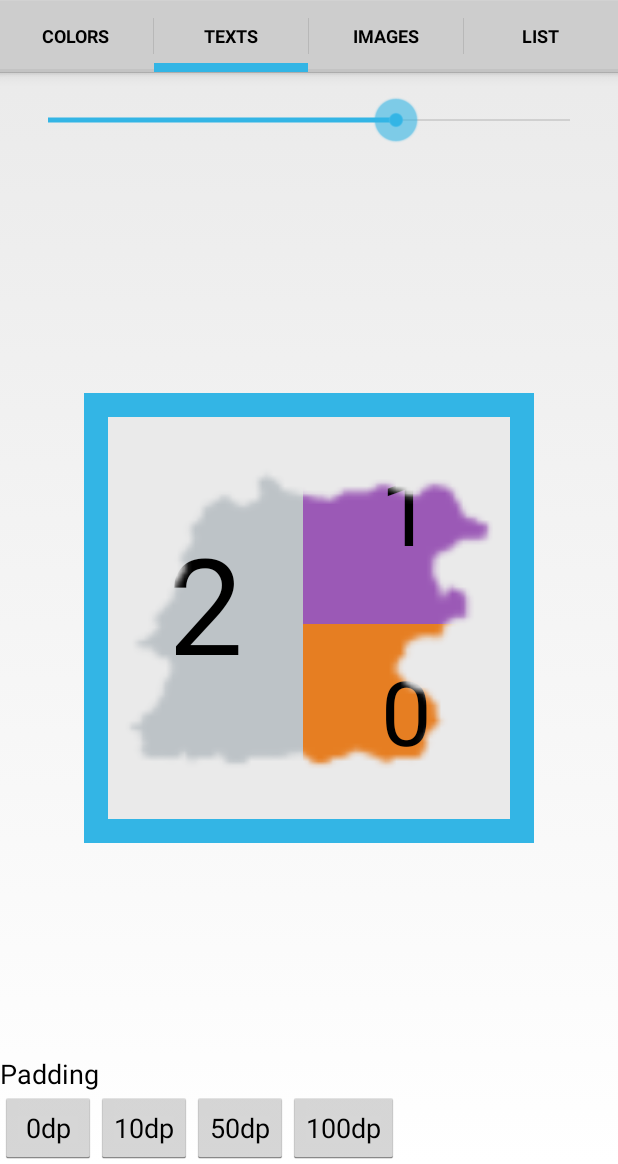
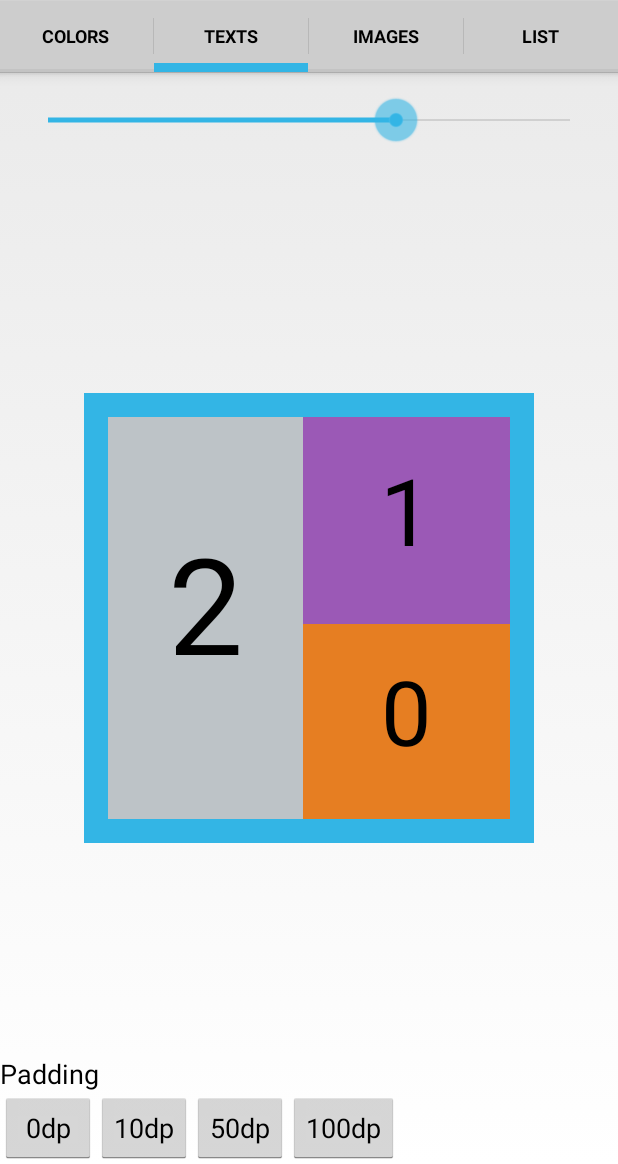
Before and after one commit to alorma/capsulecorp, an Android app: the screen it shows after launch (MainActivity), tab 2 chosen, on a phone screen of 412 x 824 dp, the part 72-1236 px from its top. Run offline under Robolectric (Android 15) with nearby library versions, the phone set to English and light mode, and no system bars; pictures from the network do not load.

Commit message:
moving types

```diff
--- a/Demo/src/main/java/cat/alorma/capsules/ui/fragment/BaseFragment.java
+++ b/Demo/src/main/java/cat/alorma/capsules/ui/fragment/BaseFragment.java
@@ -9,10 +9,6 @@ import android.widget.SeekBar;
 
 import cat.alorma.capsulecorp.library.DispenserView;
 import cat.alorma.capsulecorp.library.capsule.abs.Capsule;
-import cat.alorma.capsulecorp.library.capsulestype.TypeFour;
-import cat.alorma.capsulecorp.library.capsulestype.TypeOne;
-import cat.alorma.capsulecorp.library.capsulestype.TypeThree;
-import cat.alorma.capsulecorp.library.capsulestype.TypeTwo;
 import cat.alorma.capsules.R;
 
 /**
--- a/Demo/src/main/java/cat/alorma/capsules/ui/fragment/TextColorsFragment.java
+++ b/Demo/src/main/java/cat/alorma/capsules/ui/fragment/TextColorsFragment.java
@@ -12,10 +12,6 @@ import cat.alorma.capsules.R;
 public class TextColorsFragment extends BaseFragment {
     @Override
     protected void generateCapsules() {
-
-        dispenserView.setMaskResource(R.drawable.mask);
-        dispenserView.setMaskEnabled(true);
-
         setCapsule1(new TextCapsule("0", Color.parseColor("#000000"), Color.parseColor("#e67e22")));
         setCapsule2(new TextCapsule("1", Color.parseColor("#000000"), Color.parseColor("#9b59b6")));
         setCapsule3(new TextCapsule("2", Color.parseColor("#000000"), Color.parseColor("#bdc3c7")));
--- a/Demo/src/main/res/layout/fragment_main.xml
+++ b/Demo/src/main/res/layout/fragment_main.xml
@@ -29,9 +29,7 @@
         android:layout_centerVertical="true"
         android:layout_centerHorizontal="true"
         custom:divider_color="@color/EA"
-        custom:divider_size="8dp"
-        custom:mask="@drawable/mask"
-        custom:mask_enabled="true"/>
+        custom:divider_size="8dp"/>
 
     <Button
         android:layout_width="wrap_content"
--- a/library/src/main/java/cat/alorma/capsulecorp/library/DispenserView.java
+++ b/library/src/main/java/cat/alorma/capsulecorp/library/DispenserView.java
@@ -19,8 +19,8 @@ import java.util.List;
 
 import cat.alorma.capsulecorp.library.capsule.abs.Capsule;
 import cat.alorma.capsulecorp.library.capsule.impl.TextCapsule;
-import cat.alorma.capsulecorp.library.capsulestype.TypeFactory;
-import cat.alorma.capsulecorp.library.capsulestype.Type;
+import cat.alorma.capsulecorp.library.type.TypeFactory;
+import cat.alorma.capsulecorp.library.type.Type;
 
 /**
  * Created by Bernat on 25/11/13.
@@ -29,7 +29,6 @@ public class DispenserView extends View implements Capsule.CapsuleListener {
 
     private static final int MAX_CAPSULES = 4;
     private ArrayList<Capsule> capsules;
-    private ArrayList<Type> types;
     private Type concretType;
     private Paint paint;
     private int maskResource = -1;
@@ -103,8 +102,10 @@ public class DispenserView extends View implements Capsule.CapsuleListener {
         }
     }
 
-    public Type getConcretType() {
-        return concretType;
+    private void getConcretType() {
+        concretType = concretType != null
+                ? concretType
+                : TypeFactory.newInstance(this, capsules.size(), divider_size);
     }
 
     public void setConcretType(Type concretType) {
@@ -122,7 +123,6 @@ public class DispenserView extends View implements Capsule.CapsuleListener {
 
     public void setDivider_size(int divider_size) {
         this.divider_size = divider_size;
-        types = null;
         postInvalidate();
     }
 
@@ -132,7 +132,6 @@ public class DispenserView extends View implements Capsule.CapsuleListener {
 
     public void setDivider_color(int divider_color) {
         this.divider_color = divider_color;
-        types = null;
         postInvalidate();
     }
 
@@ -169,7 +168,7 @@ public class DispenserView extends View implements Capsule.CapsuleListener {
 
         canvas.save();
 
-        concretType = concretType != null ? concretType : TypeFactory.newInstance(this, capsules.size(), divider_size);
+        getConcretType();
 
         Rect bounds = getBoundPaint(canvas);
         drawDividers(canvas, bounds);
@@ -221,8 +220,7 @@ public class DispenserView extends View implements Capsule.CapsuleListener {
             int size = capsules.size() <= MAX_CAPSULES ? capsules.size() : MAX_CAPSULES;
             for (int i = 0; i < size; i++) {
                 Capsule capsule = capsules.get(i);
-                Type type = concretType != null ? concretType : types.get(capsules.size() - 1);
-                Rect[] rects = type.getRects();
+                Rect[] rects = concretType.getRects();
                 drawCapsule(originalImage, capsule, rects[i]);
             }
         }
@@ -261,7 +259,7 @@ public class DispenserView extends View implements Capsule.CapsuleListener {
 
     public void clear() {
         capsules.clear();
-        types = null;
+        concretType = null;
         postInvalidate();
     }
 
@@ -273,7 +271,7 @@ public class DispenserView extends View implements Capsule.CapsuleListener {
     @Override
     public void setPadding(int left, int top, int right, int bottom) {
         super.setPadding(left, top, right, bottom);
-        types = null;
+        concretType = null;
         invalidate();
     }
 
--- a/library/src/main/java/cat/alorma/capsulecorp/library/capsulestype/TypeFactory.java
+++ b/library/src/main/java/cat/alorma/capsulecorp/library/type/TypeFactory.java
@@ -1,11 +1,7 @@
-package cat.alorma.capsulecorp.library.capsulestype;
+package cat.alorma.capsulecorp.library.type;
 
 import android.graphics.Rect;
 import android.view.View;
-
-import java.util.ArrayList;
-
-import cat.alorma.capsulecorp.library.DispenserView;
 
 /**
  * Created by Bernat on 7/02/14.
--- a/library/src/main/java/cat/alorma/capsulecorp/library/capsulestype/TypeFour.java
+++ b/library/src/main/java/cat/alorma/capsulecorp/library/type/TypeFour.java
@@ -1,4 +1,4 @@
-package cat.alorma.capsulecorp.library.capsulestype;
+package cat.alorma.capsulecorp.library.type;
 
 import android.graphics.Rect;
 
--- a/library/src/main/java/cat/alorma/capsulecorp/library/capsulestype/TypeOne.java
+++ b/library/src/main/java/cat/alorma/capsulecorp/library/type/TypeOne.java
@@ -1,4 +1,4 @@
-package cat.alorma.capsulecorp.library.capsulestype;
+package cat.alorma.capsulecorp.library.type;
 
 import android.graphics.Rect;
 
--- a/library/src/main/java/cat/alorma/capsulecorp/library/capsulestype/TypeThree.java
+++ b/library/src/main/java/cat/alorma/capsulecorp/library/type/TypeThree.java
@@ -1,4 +1,4 @@
-package cat.alorma.capsulecorp.library.capsulestype;
+package cat.alorma.capsulecorp.library.type;
 
 import android.graphics.Rect;
 
--- a/library/src/main/java/cat/alorma/capsulecorp/library/capsulestype/TypeTwo.java
+++ b/library/src/main/java/cat/alorma/capsulecorp/library/type/TypeTwo.java
@@ -1,4 +1,4 @@
-package cat.alorma.capsulecorp.library.capsulestype;
+package cat.alorma.capsulecorp.library.type;
 
 import android.graphics.Rect;
 
@@ -12,11 +12,11 @@ public class TypeTwo extends Type {
     }
 
     @Override
-    public void calculateRects(Rect clipBounds, int[] dividers) {
+    public Rect[] calculateRects(Rect clipBounds, int[] dividers) {
         Rect rect1 = new Rect(clipBounds.left, clipBounds.top, dividers[0], clipBounds.bottom);
         Rect rect2 = new Rect(dividers[1], clipBounds.top, clipBounds.right, clipBounds.bottom);
 
-        setRects(new Rect[] {rect1, rect2});
+        return new Rect[] {rect1, rect2};
     }
 
 
```
Also changed, not shown: library/src/main/java/cat/alorma/capsulecorp/library/type/Type.java (renamed from library/src/main/java/cat/alorma/capsulecorp/library/capsulestype/Type.java, +1 -6 lines).
